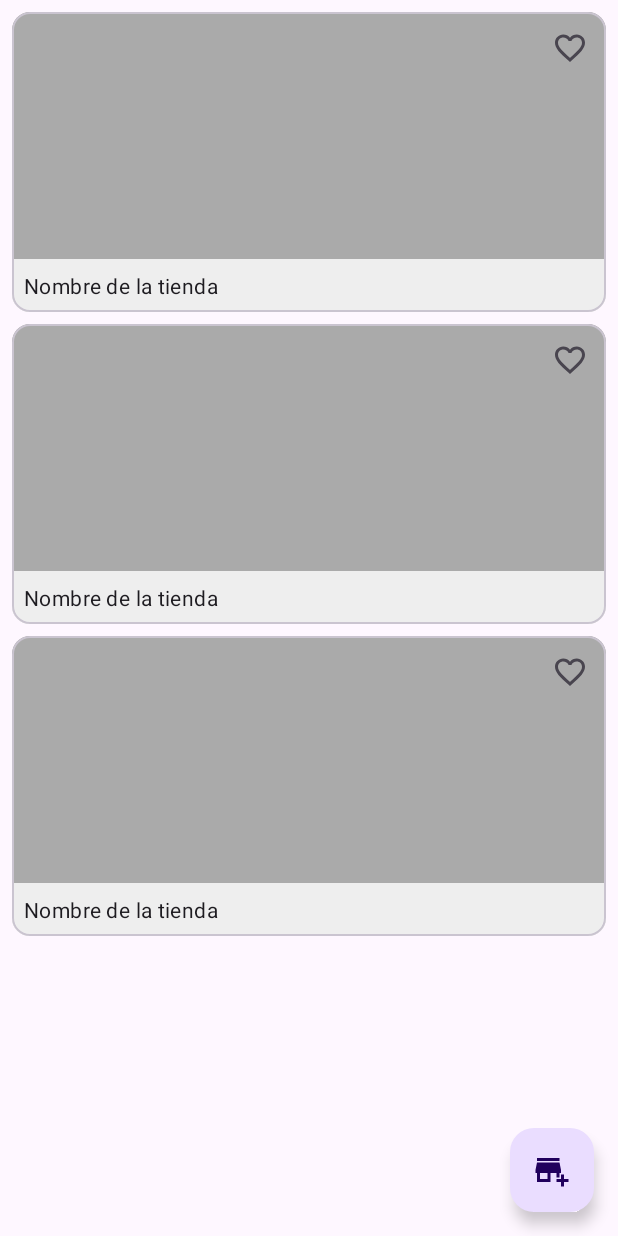
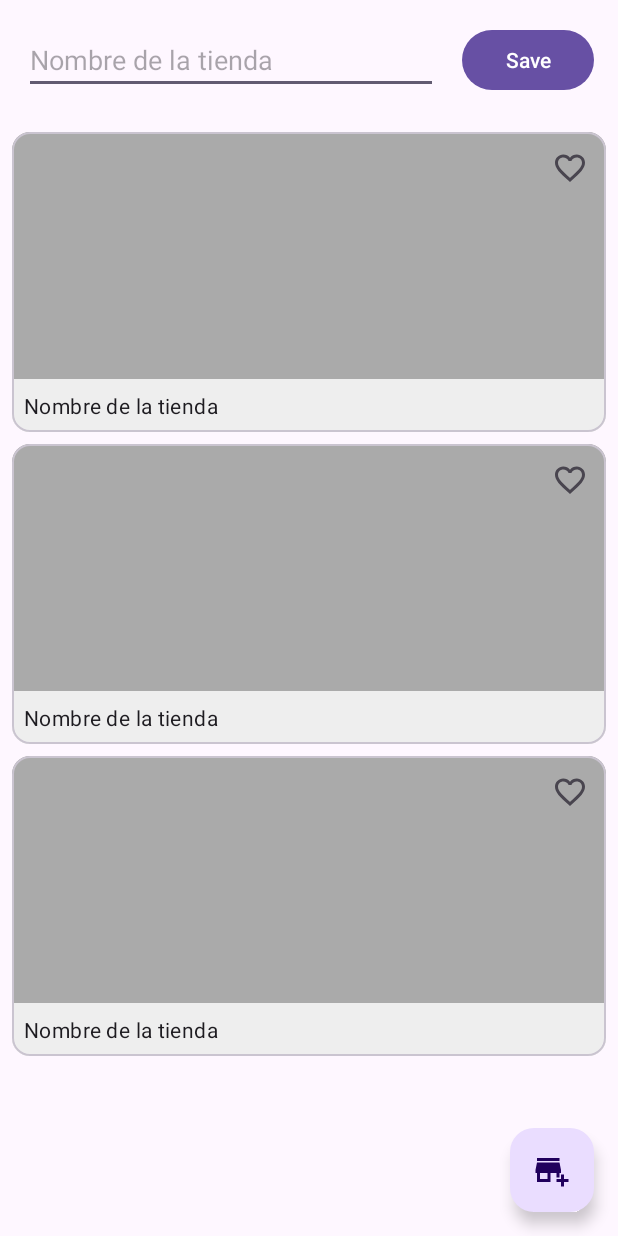
Before and after one commit to Danprego86/Stores, an Android app: the layout activity_main.xml on its own in the app's theme, with its tools: preview values and no code run, on a phone screen of 412 x 824 dp. Run offline under Robolectric (Android 15) with nearby library versions, the phone set to English and light mode, and no system bars.

```diff
--- a/app/build.gradle
+++ b/app/build.gradle
@@ -30,6 +30,10 @@ android {
     kotlinOptions {
         jvmTarget = '1.8'
     }
+
+    buildFeatures{
+        viewBinding true
+    }
 }
 
 dependencies {
--- /dev/null
+++ b/app/src/main/java/com/example/stores/OnClickListener.kt
@@ -0,0 +1,6 @@
+package com.example.stores
+
+interface OnClickListener {
+
+    fun onClick(store: Store)
+}
--- a/app/src/main/res/layout/activity_main.xml
+++ b/app/src/main/res/layout/activity_main.xml
@@ -7,14 +7,36 @@
     android:layout_height="match_parent"
     tools:context=".MainActivity">
 
+    <com.google.android.material.button.MaterialButton
+        android:id="@+id/btnSave"
+        android:layout_width="wrap_content"
+        android:layout_height="wrap_content"
+        android:text="Save"
+        app:layout_constraintTop_toTopOf="parent"
+        app:layout_constraintEnd_toEndOf="parent"
+        android:layout_margin="@dimen/common_padding_default"/>
+
+    <EditText
+        android:id="@+id/etName"
+        android:layout_width="0dp"
+        android:layout_height="wrap_content"
+        android:layout_marginHorizontal="@dimen/common_padding_default"
+        android:hint="Nombre de la tienda"
+        app:layout_constraintStart_toStartOf="parent"
+        app:layout_constraintEnd_toStartOf="@id/btnSave"
+        app:layout_constraintTop_toTopOf="@id/btnSave"
+        app:layout_constraintBottom_toBottomOf="@id/btnSave"/>
+
     <androidx.recyclerview.widget.RecyclerView
         android:id="@+id/recyclerView"
         android:layout_width="0dp"
         android:layout_height="0dp"
+        android:layout_marginTop="@dimen/common_padding_default"
         tools:listitem="@layout/item_store"
         app:layout_constraintStart_toStartOf="parent"
+        app:layout_constraintTop_toBottomOf="@id/btnSave"
         app:layout_constraintEnd_toEndOf="parent"
-        app:layout_constraintTop_toTopOf="parent"
+
         app:layout_constraintBottom_toBottomOf="parent"/>
 
     <com.google.android.material.floatingactionbutton.FloatingActionButton
```
Also changed, not shown: app/src/main/java/com/example/stores/Store.kt (added, +9 -0 lines), app/src/main/java/com/example/stores/StoreAdapter.kt (added, +10 -0 lines).
